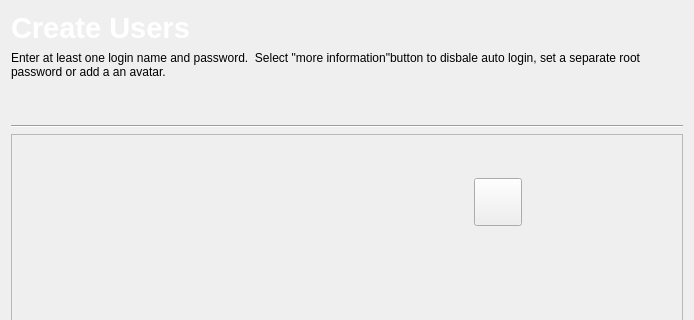
Before: the Qt Designer form ui/pages/usercreation.ui in abveritas/Tribe, drawn with Qt 5; both pictures show x 0 to 694 and y 0 to 320 of the 694 by 474 pixel window.
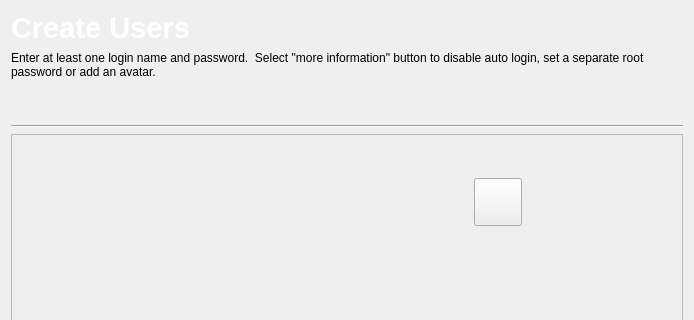
After: the same form once the commit is applied.

Commit message: text corrections in ui

What changed in the file:
```diff
--- a/ui/pages/usercreation.ui
+++ b/ui/pages/usercreation.ui
@@ -39,7 +39,7 @@
    <item>
     <widget class="QLabel" name="label_2">
      <property name="text">
-      <string>Enter at least one login name and password.  Select &quot;more information&quot;button to disbale auto login, set a separate root password or add a an avatar.</string>
+      <string>Enter at least one login name and password.  Select &quot;more information&quot; button to disable auto login, set a separate root password or add an avatar.</string>
      </property>
      <property name="scaledContents">
       <bool>true</bool>
```
The commit also changes 2 other files.
